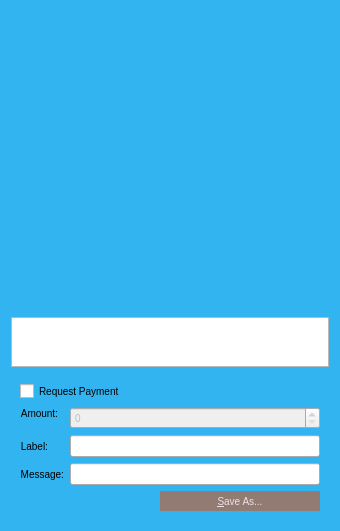
Above: src/qt/forms/qrcodedialog.ui from djtms/grumpycoin before the change. Below: the same form after it.
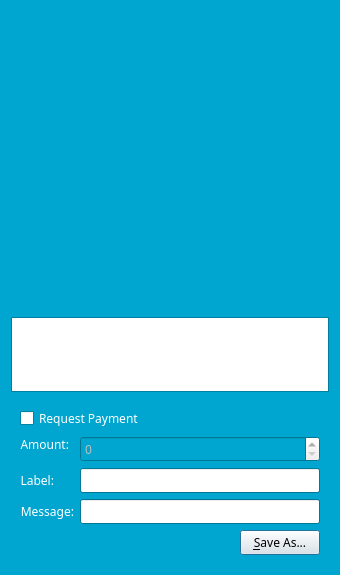
That is the form after the change. Custom widgets are drawn as their Qt base class.

What changed in the file:
```diff
--- a/src/qt/forms/qrcodedialog.ui
+++ b/src/qt/forms/qrcodedialog.ui
@@ -7,39 +7,108 @@
     <x>0</x>
     <y>0</y>
     <width>340</width>
-    <height>530</height>
+    <height>575</height>
    </rect>
   </property>
+  <property name="palette">
+   <palette>
+    <active>
+     <colorrole role="WindowText">
+      <brush brushstyle="SolidPattern">
+       <color alpha="255">
+        <red>255</red>
+        <green>255</green>
+        <blue>255</blue>
+       </color>
+      </brush>
+     </colorrole>
+     <colorrole role="Base">
+      <brush brushstyle="SolidPattern">
+       <color alpha="255">
+        <red>255</red>
+        <green>255</green>
+        <blue>255</blue>
+       </color>
+      </brush>
+     </colorrole>
+     <colorrole role="Window">
+      <brush brushstyle="SolidPattern">
+       <color alpha="255">
+        <red>0</red>
+        <green>166</green>
+        <blue>207</blue>
+       </color>
+      </brush>
+     </colorrole>
+    </active>
+    <inactive>
+     <colorrole role="WindowText">
+      <brush brushstyle="SolidPattern">
+       <color alpha="255">
+        <red>255</red>
+        <green>255</green>
+        <blue>255</blue>
+       </color>
+      </brush>
+     </colorrole>
+     <colorrole role="Base">
+      <brush brushstyle="SolidPattern">
+       <color alpha="255">
+        <red>255</red>
+        <green>255</green>
+        <blue>255</blue>
+       </color>
+      </brush>
+     </colorrole>
+     <colorrole role="Window">
+      <brush brushstyle="SolidPattern">
+       <color alpha="255">
+        <red>0</red>
+        <green>166</green>
+        <blue>207</blue>
+       </color>
+      </brush>
+     </colorrole>
+    </inactive>
+    <disabled>
+     <colorrole role="WindowText">
+      <brush brushstyle="SolidPattern">
+       <color alpha="255">
+        <red>127</red>
+        <green>127</green>
+        <blue>127</blue>
+       </color>
+      </brush>
+     </colorrole>
+     <colorrole role="Base">
+      <brush brushstyle="SolidPattern">
+       <color alpha="255">
+        <red>0</red>
+        <green>166</green>
+        <blue>207</blue>
+       </color>
+      </brush>
+     </colorrole>
+     <colorrole role="Window">
+      <brush brushstyle="SolidPattern">
+       <color alpha="255">
+        <red>0</red>
+        <green>166</green>
+        <blue>207</blue>
+       </color>
+      </brush>
+     </colorrole>
+    </disabled>
+   </palette>
+  </property>
+  <property name="font">
+   <font>
+    <family>Finger Paint</family>
+   </font>
+  </property>
   <property name="windowTitle">
    <string>QR Code Dialog</string>
   </property>
-  <property name="styleSheet">
-   <string notr="true">*{    
-   font-family:&quot;Finger Paint&quot;;
-    font-size:10px;
-}
-QDialog{
-	background-color: #32b4f0;
-}
-QPushButton {
-	background-color: #927b72;
-    font-family:&quot;Finger Paint&quot;;
-	color: #f0dfe7;
-	border: 0px solid gray;
-	max-height: 20px;
-	min-height: 20px;
-	max-width: 160px;
-	min-width: 160px;
-}
-
-QPushButton:hover {
-	background-color: #32b4f0;
-}
-
-QPushButton:pressed:flat {
-	background-color: #00a3de;
-}</string>
-  </property>
   <layout class="QVBoxLayout" name="verticalLayout_3">
    <item>
     <widget class="QLabel" name="lblQRCode">
@@ -80,6 +149,43 @@
        <height>50</height>
       </size>
      </property>
+     <property name="palette">
+      <palette>
+       <active>
+        <colorrole role="WindowText">
+         <brush brushstyle="SolidPattern">
+          <color alpha="255">
+           <red>0</red>
+           <green>0</green>
+           <blue>0</blue>
+          </color>
+         </brush>
+        </colorrole>
+       </active>
+       <inactive>
+        <colorrole role="WindowText">
+         <brush brushstyle="SolidPattern">
+          <color alpha="255">
+           <red>0</red>
+           <green>0</green>
+           <blue>0</blue>
+          </color>
+         </brush>
+        </colorrole>
+       </inactive>
+       <disabled>
+        <colorrole role="WindowText">
+         <brush brushstyle="SolidPattern">
+          <color alpha="255">
+           <red>127</red>
+           <green>127</green>
+           <blue>127</blue>
+          </color>
+         </brush>
+        </colorrole>
+       </disabled>
+      </palette>
+     </property>
      <property name="tabChangesFocus">
       <bool>true</bool>
      </property>
@@ -96,6 +202,43 @@
         <property name="enabled">
          <bool>true</bool>
         </property>
+        <property name="palette">
+         <palette>
+          <active>
+           <colorrole role="WindowText">
+            <brush brushstyle="SolidPattern">
+             <color alpha="255">
+              <red>255</red>
+              <green>255</green>
+              <blue>255</blue>
+             </color>
+            </brush>
+           </colorrole>
+          </active>
+          <inactive>
+           <colorrole role="WindowText">
+            <brush brushstyle="SolidPattern">
+             <color alpha="255">
+              <red>255</red>
+              <green>255</green>
+              <blue>255</blue>
+             </color>
+            </brush>
+           </colorrole>
+          </inactive>
+          <disabled>
+           <colorrole role="WindowText">
+            <brush brushstyle="SolidPattern">
+             <color alpha="255">
+              <red>127</red>
+              <green>127</green>
+              <blue>127</blue>
+             </color>
+            </brush>
+           </colorrole>
+          </disabled>
+         </palette>
+        </property>
         <property name="text">
          <string>Request Payment</string>
         </property>
@@ -108,6 +251,43 @@
         </property>
         <item row="1" column="0">
          <widget class="QLabel" name="lblLabel">
+          <property name="palette">
+           <palette>
+            <active>
+             <colorrole role="WindowText">
+              <brush brushstyle="SolidPattern">
+               <color alpha="255">
+                <red>255</red>
+                <green>255</green>
+                <blue>255</blue>
+               </color>
+              </brush>
+             </colorrole>
+            </active>
+            <inactive>
+             <colorrole role="WindowText">
+              <brush brushstyle="SolidPattern">
+               <color alpha="255">
+                <red>255</red>
+                <green>255</green>
+                <blue>255</blue>
+               </color>
+              </brush>
+             </colorrole>
+            </inactive>
+            <disabled>
+             <colorrole role="WindowText">
+              <brush brushstyle="SolidPattern">
+               <color alpha="255">
+                <red>127</red>
+                <green>127</green>
+                <blue>127</blue>
+               </color>
+              </brush>
+             </colorrole>
+            </disabled>
+           </palette>
+          </property>
           <property name="text">
            <string>Label:</string>
           </property>
@@ -123,10 +303,85 @@
          </widget>
         </item>
         <item row="1" column="1">
-         <widget class="QLineEdit" name="lnLabel"/>
+         <widget class="QLineEdit" name="lnLabel">
+          <property name="palette">
+           <palette>
+            <active>
+             <colorrole role="WindowText">
+              <brush brushstyle="SolidPattern">
+               <color alpha="255">
+                <red>0</red>
+                <green>0</green>
+                <blue>0</blue>
+               </color>
+              </brush>
+             </colorrole>
+            </active>
+            <inactive>
+             <colorrole role="WindowText">
+              <brush brushstyle="SolidPattern">
+               <color alpha="255">
+                <red>0</red>
+                <green>0</green>
+                <blue>0</blue>
+               </color>
+              </brush>
+             </colorrole>
+            </inactive>
+            <disabled>
+             <colorrole role="WindowText">
+              <brush brushstyle="SolidPattern">
+               <color alpha="255">
+                <red>127</red>
+                <green>127</green>
+                <blue>127</blue>
+               </color>
+              </brush>
+             </colorrole>
+            </disabled>
+           </palette>
+          </property>
+         </widget>
         </item>
         <item row="2" column="0">
          <widget class="QLabel" name="lblMessage">
+          <property name="palette">
+           <palette>
+            <active>
+             <colorrole role="WindowText">
+              <brush brushstyle="SolidPattern">
+               <color alpha="255">
+                <red>255</red>
+                <green>255</green>
+                <blue>255</blue>
+               </color>
+              </brush>
+             </colorrole>
+            </active>
+            <inactive>
+             <colorrole role="WindowText">
+              <brush brushstyle="SolidPattern">
+               <color alpha="255">
+                <red>255</red>
+                <green>255</green>
+                <blue>255</blue>
+               </color>
+              </brush>
+             </colorrole>
+            </inactive>
+            <disabled>
+             <colorrole role="WindowText">
+              <brush brushstyle="SolidPattern">
+               <color alpha="255">
+                <red>127</red>
+                <green>127</green>
+                <blue>127</blue>
+               </color>
+              </brush>
+             </colorrole>
+            </disabled>
+           </palette>
+          </property>
           <property name="text">
            <string>Message:</string>
           </property>
@@ -142,7 +397,45 @@
          </widget>
         </item>
         <item row="2" column="1">
-         <widget class="QLineEdit" name="lnMessage"/>
+         <widget class="QLineEdit" name="lnMessage">
+          <property name="palette">
+           <palette>
+            <active>
+             <colorrole role="WindowText">
+              <brush brushstyle="SolidPattern">
+               <color alpha="255">
+                <red>0</red>
+                <green>0</green>
+                <blue>0</blue>
+               </color>
+              </brush>
+             </colorrole>
+            </active>
+            <inactive>
+             <colorrole role="WindowText">
+              <brush brushstyle="SolidPattern">
+               <color alpha="255">
+                <red>0</red>
+                <green>0</green>
+                <blue>0</blue>
+               </color>
+              </brush>
+             </colorrole>
+            </inactive>
+            <disabled>
+             <colorrole role="WindowText">
+              <brush brushstyle="SolidPattern">
+               <color alpha="255">
+                <red>127</red>
+                <green>127</green>
+                <blue>127</blue>
+               </color>
+              </brush>
+             </colorrole>
+            </disabled>
+           </palette>
+          </property>
+         </widget>
         </item>
         <item row="0" column="0">
          <widget class="QLabel" name="lblAmount">
@@ -152,6 +445,43 @@
             <verstretch>0</verstretch>
            </sizepolicy>
           </property>
+          <property name="palette">
+           <palette>
+            <active>
+             <colorrole role="WindowText">
+              <brush brushstyle="SolidPattern">
+               <color alpha="255">
+                <red>255</red>
+                <green>255</green>
+                <blue>255</blue>
+               </color>
+              </brush>
+             </colorrole>
+            </active>
+            <inactive>
+             <colorrole role="WindowText">
+              <brush brushstyle="SolidPattern">
+               <color alpha="255">
+                <red>255</red>
+                <green>255</green>
+                <blue>255</blue>
+               </color>
+              </brush>
+             </colorrole>
+            </inactive>
+            <disabled>
+             <colorrole role="WindowText">
+              <brush brushstyle="SolidPattern">
+               <color alpha="255">
+                <red>127</red>
+                <green>127</green>
+                <blue>127</blue>
+               </color>
+              </brush>
+             </colorrole>
+            </disabled>
+           </palette>
+          </property>
           <property name="text">
            <string>Amount:</string>
           </property>
@@ -177,6 +507,43 @@
             <height>0</height>
            </size>
           </property>
+          <property name="palette">
+           <palette>
+            <active>
+             <colorrole role="WindowText">
+              <brush brushstyle="SolidPattern">
+               <color alpha="255">
+                <red>0</red>
+                <green>0</green>
+                <blue>0</blue>
+               </color>
+              </brush>
+             </colorrole>
+            </active>
+            <inactive>
+             <colorrole role="WindowText">
+              <brush brushstyle="SolidPattern">
+               <color alpha="255">
+                <red>0</red>
+                <green>0</green>
+                <blue>0</blue>
+               </color>
+              </brush>
+             </colorrole>
+            </inactive>
+            <disabled>
+             <colorrole role="WindowText">
+              <brush brushstyle="SolidPattern">
+               <color alpha="255">
+                <red>127</red>
+                <green>127</green>
+                <blue>127</blue>
+               </color>
+              </brush>
+             </colorrole>
+            </disabled>
+           </palette>
+          </property>
          </widget>
         </item>
        </layout>
```
Left out of the diff: 5 changed lines with no effect on the pictures.
